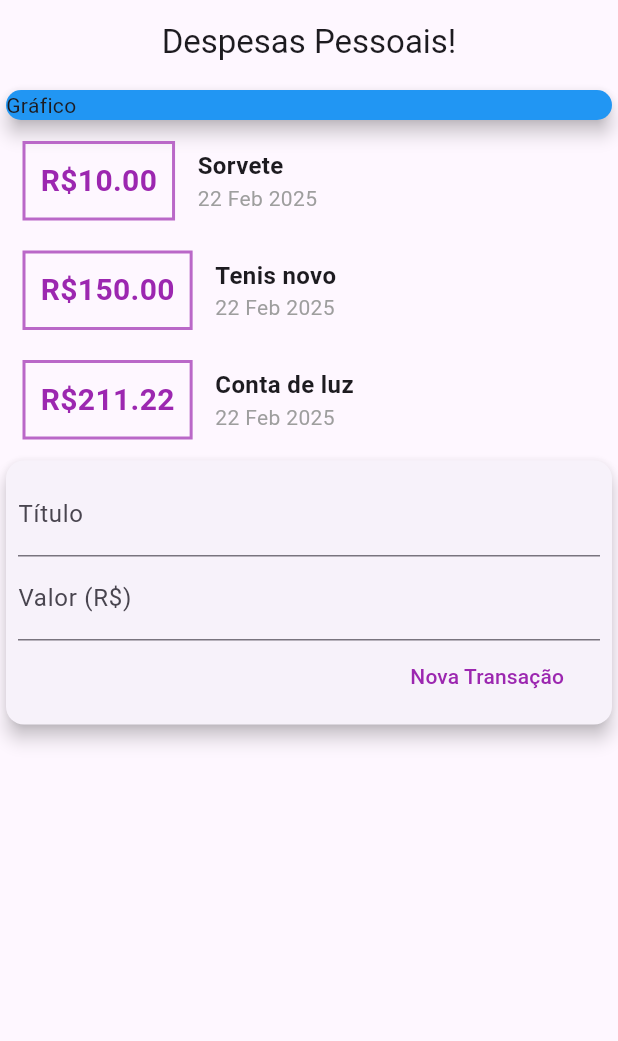
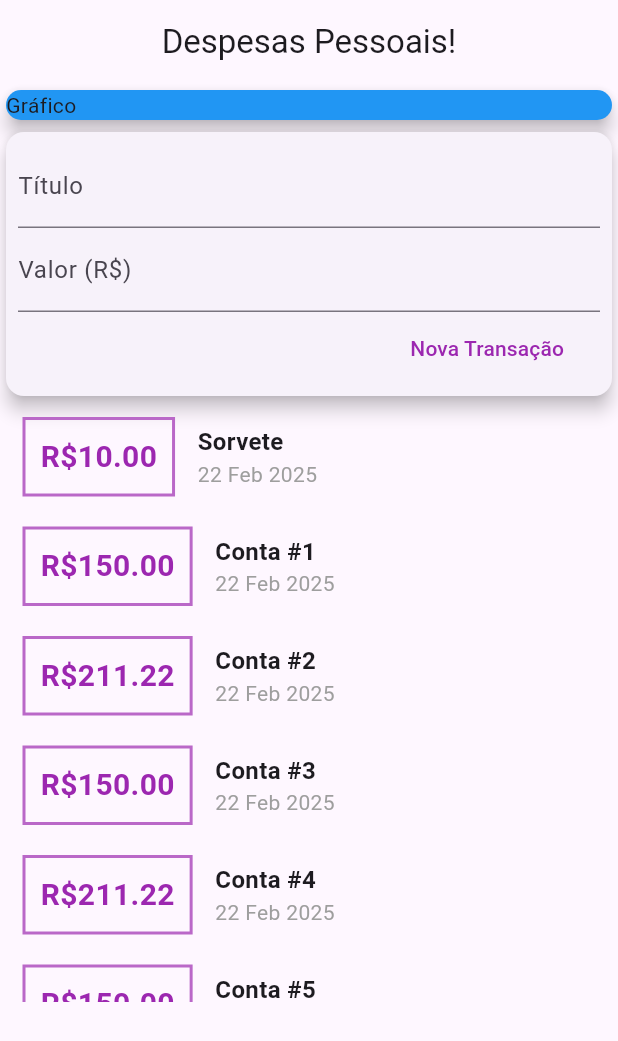
Before and after one commit to gabznavas/dart-flutter-apps, a Flutter app: the screen it shows after launch, on a phone screen of 412 x 824 dp. Shown: the top 1041 px of the screen. Run offline on Flutter 3.47's test engine with Material 3 defaults, Android fonts, the phone set to English and light mode, and no system bars.

Commit message:
added single child scroll view

```diff
--- a/expenses_flutter/lib/components/transaction_list.dart
+++ b/expenses_flutter/lib/components/transaction_list.dart
@@ -11,7 +11,10 @@ class TransactionList extends StatelessWidget {
   Widget build(BuildContext context) {
     const String dateBrazilFormat = 'd MMM y';
 
-    return Column(
+    return Container(
+      height: 400,
+      child: SingleChildScrollView(
+        child: Column(
           crossAxisAlignment: CrossAxisAlignment.stretch,
           children:
               transactions.map((transaction) {
@@ -19,9 +22,15 @@ class TransactionList extends StatelessWidget {
                   children: [
                     Container(
                       // margin simétrico na horizon e vertical
-                  margin: EdgeInsets.symmetric(horizontal: 15, vertical: 10),
+                      margin: EdgeInsets.symmetric(
+                        horizontal: 15,
+                        vertical: 10,
+                      ),
                       decoration: BoxDecoration(
-                    border: Border.all(color: Colors.purple.shade300, width: 2),
+                        border: Border.all(
+                          color: Colors.purple.shade300,
+                          width: 2,
+                        ),
                       ),
                       padding: EdgeInsets.all(10),
                       child: Text(
@@ -52,6 +61,8 @@ class TransactionList extends StatelessWidget {
                   ],
                 );
               }).toList(),
+        ),
+      ),
     );
   }
 }
--- a/expenses_flutter/lib/components/transaction_user.dart
+++ b/expenses_flutter/lib/components/transaction_user.dart
@@ -17,13 +17,61 @@ class _TransactionUserState extends State<TransactionUser> {
     Transaction(id: 't1', title: 'Sorvete', value: 10, date: DateTime.now()),
     Transaction(
       id: 't2',
-      title: 'Tenis novo',
+      title: 'Conta #1',
       value: 150.00,
       date: DateTime.now(),
     ),
     Transaction(
       id: 't3',
-      title: 'Conta de luz',
+      title: 'Conta #2',
+      value: 211.22,
+      date: DateTime.now(),
+    ),
+    Transaction(
+      id: 't3',
+      title: 'Conta #3',
+      value: 150.00,
+      date: DateTime.now(),
+    ),
+    Transaction(
+      id: 't4',
+      title: 'Conta #4',
+      value: 211.22,
+      date: DateTime.now(),
+    ),
+    Transaction(
+      id: 't5',
+      title: 'Conta #5',
+      value: 150.00,
+      date: DateTime.now(),
+    ),
+    Transaction(
+      id: 't6',
+      title: 'Conta #6',
+      value: 211.22,
+      date: DateTime.now(),
+    ),
+    Transaction(
+      id: 't5',
+      title: 'Conta #5',
+      value: 150.00,
+      date: DateTime.now(),
+    ),
+    Transaction(
+      id: 't6',
+      title: 'Conta #6',
+      value: 211.22,
+      date: DateTime.now(),
+    ),
+    Transaction(
+      id: 't5',
+      title: 'Conta #5',
+      value: 150.00,
+      date: DateTime.now(),
+    ),
+    Transaction(
+      id: 't6',
+      title: 'Conta #6',
       value: 211.22,
       date: DateTime.now(),
     ),
@@ -33,8 +81,8 @@ class _TransactionUserState extends State<TransactionUser> {
   Widget build(BuildContext context) {
     return Column(
       children: [
+        TransactionForm(_addTransaction),
         TransactionList(_transactions),
-        TransactionForm(_addTransaction),
       ],
     );
   }
--- a/expenses_flutter/lib/main.dart
+++ b/expenses_flutter/lib/main.dart
@@ -26,7 +26,8 @@ class MyHomePage extends StatelessWidget {
           child: Text('Despesas Pessoais!', textAlign: TextAlign.center),
         ),
       ),
-      body: Column(
+      body: SingleChildScrollView(
+        child: Column(
           crossAxisAlignment: CrossAxisAlignment.stretch,
           children: [
             SizedBox(
@@ -39,6 +40,7 @@ class MyHomePage extends StatelessWidget {
             TransactionUser(),
           ],
         ),
+      ),
     );
   }
 }
```
Lines whose indentation alone changed are shown as unchanged.
